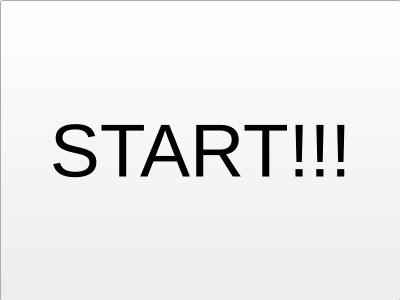
Qt form slave/slave.ui (tnct-spc/procon2015) before a commit.
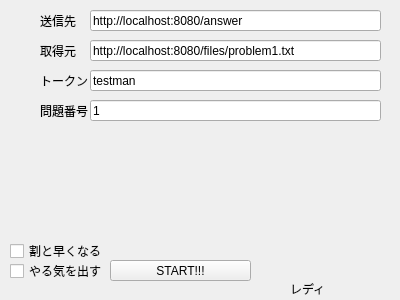
The same form after that commit.

```diff
--- a/slave/slave.ui
+++ b/slave/slave.ui
@@ -16,21 +16,159 @@
   <widget class="QPushButton" name="run_button">
    <property name="geometry">
     <rect>
-     <x>0</x>
-     <y>0</y>
-     <width>401</width>
-     <height>301</height>
+     <x>110</x>
+     <y>260</y>
+     <width>141</width>
+     <height>21</height>
     </rect>
    </property>
-   <property name="font">
-    <font>
-     <pointsize>56</pointsize>
-    </font>
-   </property>
    <property name="text">
     <string>START!!!</string>
    </property>
   </widget>
+  <widget class="QCheckBox" name="checkBox">
+   <property name="geometry">
+    <rect>
+     <x>10</x>
+     <y>260</y>
+     <width>101</width>
+     <height>22</height>
+    </rect>
+   </property>
+   <property name="text">
+    <string>やる気を出す</string>
+   </property>
+  </widget>
+  <widget class="QCheckBox" name="checkBox_2">
+   <property name="geometry">
+    <rect>
+     <x>10</x>
+     <y>240</y>
+     <width>101</width>
+     <height>22</height>
+    </rect>
+   </property>
+   <property name="text">
+    <string>割と早くなる</string>
+   </property>
+  </widget>
+  <widget class="QLineEdit" name="post_line_edit">
+   <property name="geometry">
+    <rect>
+     <x>90</x>
+     <y>10</y>
+     <width>291</width>
+     <height>21</height>
+    </rect>
+   </property>
+   <property name="text">
+    <string>http://localhost:8080/answer</string>
+   </property>
+  </widget>
+  <widget class="QLineEdit" name="get_line_edit">
+   <property name="geometry">
+    <rect>
+     <x>90</x>
+     <y>40</y>
+     <width>291</width>
+     <height>21</height>
+    </rect>
+   </property>
+   <property name="text">
+    <string>http://localhost:8080/files/problem1.txt</string>
+   </property>
+  </widget>
+  <widget class="QLabel" name="label">
+   <property name="geometry">
+    <rect>
+     <x>40</x>
+     <y>40</y>
+     <width>51</width>
+     <height>21</height>
+    </rect>
+   </property>
+   <property name="text">
+    <string>取得元</string>
+   </property>
+  </widget>
+  <widget class="QLabel" name="label_2">
+   <property name="geometry">
+    <rect>
+     <x>40</x>
+     <y>10</y>
+     <width>51</width>
+     <height>21</height>
+    </rect>
+   </property>
+   <property name="text">
+    <string>送信先</string>
+   </property>
+  </widget>
+  <widget class="QLineEdit" name="token_line_edit">
+   <property name="geometry">
+    <rect>
+     <x>90</x>
+     <y>70</y>
+     <width>291</width>
+     <height>21</height>
+    </rect>
+   </property>
+   <property name="text">
+    <string>testman</string>
+   </property>
+  </widget>
+  <widget class="QLabel" name="label_5">
+   <property name="geometry">
+    <rect>
+     <x>40</x>
+     <y>70</y>
+     <width>51</width>
+     <height>21</height>
+    </rect>
+   </property>
+   <property name="text">
+    <string>トークン</string>
+   </property>
+  </widget>
+  <widget class="QLineEdit" name="prob_num_line_edit">
+   <property name="geometry">
+    <rect>
+     <x>90</x>
+     <y>100</y>
+     <width>291</width>
+     <height>21</height>
+    </rect>
+   </property>
+   <property name="text">
+    <string>1</string>
+   </property>
+  </widget>
+  <widget class="QLabel" name="label_6">
+   <property name="geometry">
+    <rect>
+     <x>40</x>
+     <y>100</y>
+     <width>51</width>
+     <height>21</height>
+    </rect>
+   </property>
+   <property name="text">
+    <string>問題番号</string>
+   </property>
+  </widget>
+  <widget class="QLabel" name="net_label">
+   <property name="geometry">
+    <rect>
+     <x>290</x>
+     <y>280</y>
+     <width>111</width>
+     <height>17</height>
+    </rect>
+   </property>
+   <property name="text">
+    <string>レディ</string>
+   </property>
+  </widget>
  </widget>
  <layoutdefault spacing="6" margin="11"/>
  <resources/>
```
